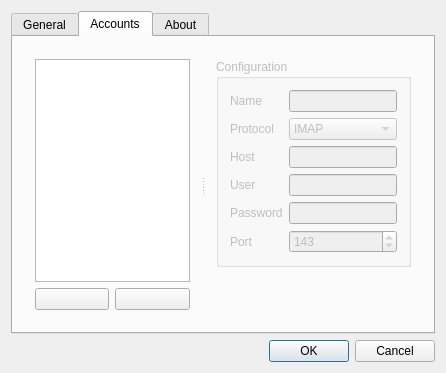
The window that MailCheckerDlg.ui (congchenutd/mailchecker) describes before a commit, drawn with Qt 5.
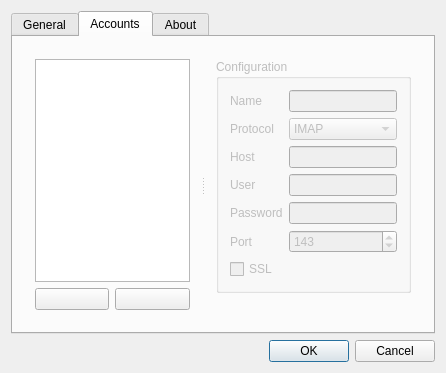
The same window after the commit. Icons and pictures are not drawn. Custom widgets are drawn as their Qt base class.

Diff of the .ui file:
```diff
--- a/MailCheckerDlg.ui
+++ b/MailCheckerDlg.ui
@@ -7,7 +7,7 @@
     <x>0</x>
     <y>0</y>
     <width>446</width>
-    <height>332</height>
+    <height>367</height>
    </rect>
   </property>
   <property name="windowTitle">
@@ -306,6 +306,13 @@
                 </property>
                </widget>
               </item>
+              <item row="6" column="0" colspan="2">
+               <widget class="QCheckBox" name="checkSSL">
+                <property name="text">
+                 <string>SSL</string>
+                </property>
+               </widget>
+              </item>
              </layout>
             </widget>
            </item>
@@ -317,7 +324,7 @@
              <property name="sizeHint" stdset="0">
               <size>
                <width>20</width>
-               <height>40</height>
+               <height>18</height>
               </size>
              </property>
             </spacer>
```
Left out of the diff: 5 changed lines with no effect on the pictures.
